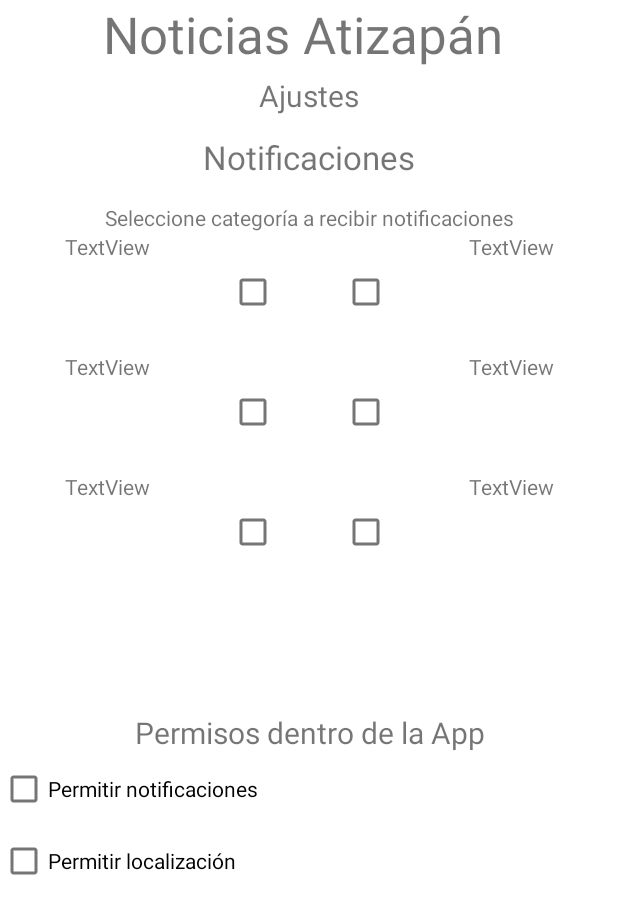
After one commit to a01752023j/ProyectoAplicacion, an Android app: the layout ajustes.xml on its own in the app's theme, with its tools: preview values and no code run, on a phone screen of 412 x 824 dp. The commit adds this screen. Shown: the top 914 px of the screen. Run offline under Robolectric (Android 15) with nearby library versions, the phone set to English and light mode, and no system bars.

Commit message:
Cambio, creacion de vista ajustes

```diff
--- /dev/null
+++ b/app/src/main/res/layout/ajustes.xml
@@ -0,0 +1,356 @@
+<?xml version="1.0" encoding="utf-8"?>
+<androidx.constraintlayout.widget.ConstraintLayout xmlns:android="http://schemas.android.com/apk/res/android"
+    xmlns:app="http://schemas.android.com/apk/res-auto"
+    xmlns:tools="http://schemas.android.com/tools"
+    android:layout_width="match_parent"
+    android:layout_height="match_parent">
+
+    <LinearLayout
+        android:id="@+id/linearLayout4"
+        android:layout_width="0dp"
+        android:layout_height="50dp"
+        android:orientation="horizontal"
+        app:layout_constraintEnd_toEndOf="parent"
+        app:layout_constraintStart_toStartOf="parent"
+        app:layout_constraintTop_toTopOf="parent">
+
+        <TextView
+            android:id="@+id/textView2"
+            android:layout_width="match_parent"
+            android:layout_height="match_parent"
+            android:layout_weight="1"
+            android:background="#02FFFFFF"
+            android:text="Noticias Atizapán "
+            android:textAlignment="center"
+            android:textSize="34sp" />
+    </LinearLayout>
+
+    <LinearLayout
+        android:id="@+id/linearLayout5"
+        android:layout_width="0dp"
+        android:layout_height="40dp"
+        android:orientation="horizontal"
+        app:layout_constraintEnd_toEndOf="parent"
+        app:layout_constraintStart_toStartOf="parent"
+        app:layout_constraintTop_toBottomOf="@+id/linearLayout4">
+
+        <TextView
+            android:id="@+id/textView3"
+            android:layout_width="wrap_content"
+            android:layout_height="wrap_content"
+            android:layout_weight="1"
+            android:text="Ajustes"
+            android:textAlignment="center"
+            android:textSize="20sp" />
+    </LinearLayout>
+
+    <LinearLayout
+        android:id="@+id/linearLayout6"
+        android:layout_width="0dp"
+        android:layout_height="45dp"
+        android:orientation="horizontal"
+        app:layout_constraintEnd_toEndOf="parent"
+        app:layout_constraintStart_toStartOf="parent"
+        app:layout_constraintTop_toBottomOf="@+id/linearLayout5">
+
+        <TextView
+            android:id="@+id/textView4"
+            android:layout_width="wrap_content"
+            android:layout_height="wrap_content"
+            android:layout_weight="1"
+            android:text="Notificaciones"
+            android:textAlignment="center"
+            android:textSize="22sp" />
+    </LinearLayout>
+
+    <LinearLayout
+        android:id="@+id/linearLayout8"
+        android:layout_width="match_parent"
+        android:layout_height="wrap_content"
+        android:layout_weight="1"
+        android:orientation="horizontal"
+        app:layout_constraintEnd_toEndOf="parent"
+        app:layout_constraintStart_toStartOf="parent"
+        app:layout_constraintTop_toBottomOf="@+id/linearLayout6">
+
+        <TextView
+            android:id="@+id/textView6"
+            android:layout_width="match_parent"
+            android:layout_height="match_parent"
+            android:layout_weight="1"
+            android:text="Seleccione categoría a recibir notificaciones"
+            android:textAlignment="center" />
+
+    </LinearLayout>
+
+    <LinearLayout
+        android:id="@+id/linearLayout7"
+        android:layout_width="0dp"
+        android:layout_height="80dp"
+        android:orientation="horizontal"
+        app:layout_constraintEnd_toEndOf="parent"
+        app:layout_constraintStart_toStartOf="parent"
+        app:layout_constraintTop_toBottomOf="@+id/linearLayout8">
+
+        <LinearLayout
+            android:layout_width="440dp"
+            android:layout_height="match_parent"
+            android:layout_weight="1"
+            android:orientation="vertical">
+
+            <TextView
+                android:id="@+id/textView11"
+                android:layout_width="match_parent"
+                android:layout_height="match_parent"
+                android:text="TextView"
+                android:textAlignment="center" />
+        </LinearLayout>
+
+        <LinearLayout
+            android:layout_width="350dp"
+            android:layout_height="match_parent"
+            android:layout_weight="1"
+            android:orientation="vertical">
+
+            <CheckBox
+                android:id="@+id/checkBox"
+                android:layout_width="match_parent"
+                android:layout_height="match_parent" />
+        </LinearLayout>
+
+        <LinearLayout
+            android:layout_width="320dp"
+            android:layout_height="match_parent"
+            android:layout_weight="1"
+            android:orientation="vertical"></LinearLayout>
+
+        <LinearLayout
+            android:layout_width="350dp"
+            android:layout_height="match_parent"
+            android:layout_weight="1"
+            android:orientation="vertical">
+
+            <CheckBox
+                android:id="@+id/checkBox2"
+                android:layout_width="match_parent"
+                android:layout_height="match_parent" />
+        </LinearLayout>
+
+        <LinearLayout
+            android:layout_width="440dp"
+            android:layout_height="match_parent"
+            android:layout_weight="1"
+            android:orientation="vertical">
+
+            <TextView
+                android:id="@+id/textView12"
+                android:layout_width="match_parent"
+                android:layout_height="match_parent"
+                android:text="TextView"
+                android:textAlignment="center" />
+        </LinearLayout>
+
+    </LinearLayout>
+
+    <LinearLayout
+        android:id="@+id/linearLayout9"
+        android:layout_width="0dp"
+        android:layout_height="80dp"
+        android:orientation="horizontal"
+        app:layout_constraintEnd_toEndOf="parent"
+        app:layout_constraintStart_toStartOf="parent"
+        app:layout_constraintTop_toBottomOf="@+id/linearLayout7">
+
+        <LinearLayout
+            android:layout_width="440dp"
+            android:layout_height="match_parent"
+            android:layout_weight="1"
+            android:orientation="vertical">
+
+            <TextView
+                android:id="@+id/textView13"
+                android:layout_width="match_parent"
+                android:layout_height="match_parent"
+                android:text="TextView"
+                android:textAlignment="center" />
+        </LinearLayout>
+
+        <LinearLayout
+            android:layout_width="350dp"
+            android:layout_height="match_parent"
+            android:layout_weight="1"
+            android:orientation="vertical">
+
+            <CheckBox
+                android:id="@+id/checkBox3"
+                android:layout_width="match_parent"
+                android:layout_height="match_parent" />
+        </LinearLayout>
+
+        <LinearLayout
+            android:layout_width="320dp"
+            android:layout_height="match_parent"
+            android:layout_weight="1"
+            android:orientation="vertical"></LinearLayout>
+
+        <LinearLayout
+            android:layout_width="350dp"
+            android:layout_height="match_parent"
+            android:layout_weight="1"
+            android:orientation="vertical">
+
+            <CheckBox
+                android:id="@+id/checkBox5"
+                android:layout_width="match_parent"
+                android:layout_height="match_parent" />
+        </LinearLayout>
+
+        <LinearLayout
+            android:layout_width="440dp"
+            android:layout_height="match_parent"
+            android:layout_weight="1"
+            android:orientation="vertical">
+
+            <TextView
+                android:id="@+id/textView14"
+                android:layout_width="match_parent"
+                android:layout_height="match_parent"
+                android:text="TextView"
+                android:textAlignment="center" />
+        </LinearLayout>
+    </LinearLayout>
+
+    <LinearLayout
+        android:id="@+id/linearLayout10"
+        android:layout_width="0dp"
+        android:layout_height="80dp"
+        android:orientation="horizontal"
+        app:layout_constraintEnd_toEndOf="parent"
+        app:layout_constraintStart_toStartOf="parent"
+        app:layout_constraintTop_toBottomOf="@+id/linearLayout9">
+
+        <LinearLayout
+            android:layout_width="440dp"
+            android:layout_height="match_parent"
+            android:layout_weight="1"
+            android:orientation="vertical">
+
+            <TextView
+                android:id="@+id/textView16"
+                android:layout_width="match_parent"
+                android:layout_height="match_parent"
+                android:text="TextView"
+                android:textAlignment="center" />
+        </LinearLayout>
+
+        <LinearLayout
+            android:layout_width="350dp"
+            android:layout_height="match_parent"
+            android:layout_weight="1"
+            android:orientation="vertical">
+
+            <CheckBox
+                android:id="@+id/checkBox6"
+                android:layout_width="match_parent"
+                android:layout_height="match_parent" />
+        </LinearLayout>
+
+        <LinearLayout
+            android:layout_width="320dp"
+            android:layout_height="match_parent"
+            android:layout_weight="1"
+            android:orientation="vertical"></LinearLayout>
+
+        <LinearLayout
+            android:layout_width="350dp"
+            android:layout_height="match_parent"
+            android:layout_weight="1"
+            android:orientation="vertical">
+
+            <CheckBox
+                android:id="@+id/checkBox7"
+                android:layout_width="match_parent"
+                android:layout_height="match_parent" />
+        </LinearLayout>
+
+        <LinearLayout
+            android:layout_width="440dp"
+            android:layout_height="match_parent"
+            android:layout_weight="1"
+            android:orientation="vertical">
+
+            <TextView
+                android:id="@+id/textView15"
+                android:layout_width="match_parent"
+                android:layout_height="match_parent"
+                android:text="TextView"
+                android:textAlignment="center" />
+        </LinearLayout>
+    </LinearLayout>
+
+    <LinearLayout
+        android:id="@+id/linearLayout11"
+        android:layout_width="0dp"
+        android:layout_height="80dp"
+        android:orientation="horizontal"
+        app:layout_constraintEnd_toEndOf="parent"
+        app:layout_constraintHorizontal_bias="0.0"
+        app:layout_constraintStart_toStartOf="parent"
+        app:layout_constraintTop_toBottomOf="@+id/linearLayout10">
+
+    </LinearLayout>
+
+    <LinearLayout
+        android:id="@+id/linearLayout12"
+        android:layout_width="0dp"
+        android:layout_height="wrap_content"
+        android:orientation="horizontal"
+        app:layout_constraintEnd_toEndOf="parent"
+        app:layout_constraintStart_toStartOf="parent"
+        app:layout_constraintTop_toBottomOf="@+id/linearLayout11">
+
+        <TextView
+            android:id="@+id/textView7"
+            android:layout_width="wrap_content"
+            android:layout_height="wrap_content"
+            android:layout_weight="1"
+            android:text="Permisos dentro de la App"
+            android:textAlignment="center"
+            android:textSize="20sp" />
+    </LinearLayout>
+
+    <LinearLayout
+        android:id="@+id/linearLayout14"
+        android:layout_width="0dp"
+        android:layout_height="wrap_content"
+        android:orientation="horizontal"
+        app:layout_constraintEnd_toEndOf="parent"
+        app:layout_constraintStart_toStartOf="parent"
+        app:layout_constraintTop_toBottomOf="@+id/linearLayout12">
+
+        <CheckBox
+            android:id="@+id/checkBox8"
+            android:layout_width="wrap_content"
+            android:layout_height="wrap_content"
+            android:layout_weight="1"
+            android:text="Permitir notificaciones" />
+    </LinearLayout>
+
+    <LinearLayout
+        android:id="@+id/linearLayout13"
+        android:layout_width="0dp"
+        android:layout_height="wrap_content"
+        android:orientation="horizontal"
+        app:layout_constraintEnd_toEndOf="@+id/linearLayout10"
+        app:layout_constraintStart_toStartOf="parent"
+        app:layout_constraintTop_toBottomOf="@+id/linearLayout14">
+
+        <CheckBox
+            android:id="@+id/checkBox9"
+            android:layout_width="wrap_content"
+            android:layout_height="wrap_content"
+            android:layout_weight="1"
+            android:text="Permitir localización" />
+    </LinearLayout>
+
+</androidx.constraintlayout.widget.ConstraintLayout>
--- a/app/src/main/res/layout/renglon_noticia.xml
+++ b/app/src/main/res/layout/renglon_noticia.xml
@@ -8,7 +8,8 @@
     <LinearLayout
         android:layout_width="wrap_content"
         android:layout_height="wrap_content"
-        android:orientation="horizontal">
+        android:orientation="horizontal"
+        tools:ignore="MissingConstraints">
 
         <ImageView
             android:id="@+id/imagenNoticia"
```
Also changed, not shown: 1 other file.
